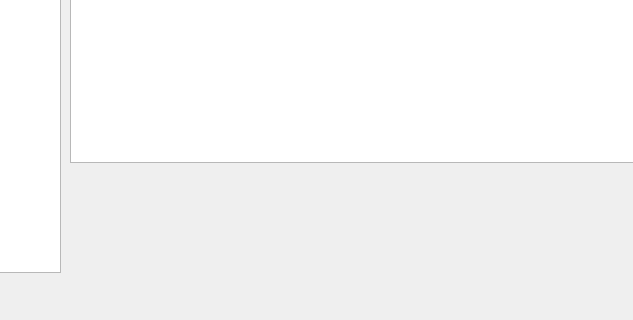
The window that ui/sat_img_process.ui (manojappalla/ot_sip) describes before a commit, drawn with Qt 5; both pictures show x 180 to 813 and y 457 to 777 of the 1101 by 777 pixel window.
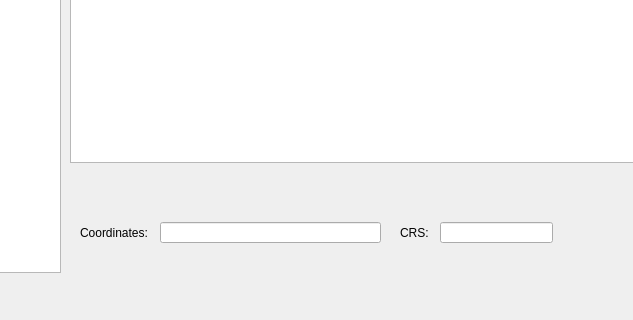
The same window after the commit. Icons and pictures are not drawn.

Commit message: Added basic functionalities

What changed in the file:
```diff
--- a/ui/sat_img_process.ui
+++ b/ui/sat_img_process.ui
@@ -44,6 +44,58 @@
      </item>
     </layout>
    </widget>
+   <widget class="QLabel" name="coordinatesLbl">
+    <property name="geometry">
+     <rect>
+      <x>260</x>
+      <y>660</y>
+      <width>81</width>
+      <height>21</height>
+     </rect>
+    </property>
+    <property name="text">
+     <string>Coordinates:</string>
+    </property>
+   </widget>
+   <widget class="QLineEdit" name="coordinatesTxt">
+    <property name="geometry">
+     <rect>
+      <x>340</x>
+      <y>660</y>
+      <width>221</width>
+      <height>21</height>
+     </rect>
+    </property>
+    <property name="readOnly">
+     <bool>true</bool>
+    </property>
+   </widget>
+   <widget class="QLabel" name="crsLbl">
+    <property name="geometry">
+     <rect>
+      <x>580</x>
+      <y>660</y>
+      <width>31</width>
+      <height>21</height>
+     </rect>
+    </property>
+    <property name="text">
+     <string>CRS:</string>
+    </property>
+   </widget>
+   <widget class="QLineEdit" name="crsTxt">
+    <property name="geometry">
+     <rect>
+      <x>620</x>
+      <y>660</y>
+      <width>113</width>
+      <height>21</height>
+     </rect>
+    </property>
+    <property name="readOnly">
+     <bool>true</bool>
+    </property>
+   </widget>
   </widget>
   <widget class="QMenuBar" name="menubar">
    <property name="geometry">
```
Left out of the diff: 4 changed lines with no effect on the pictures. The commit also changes 2 other files.
